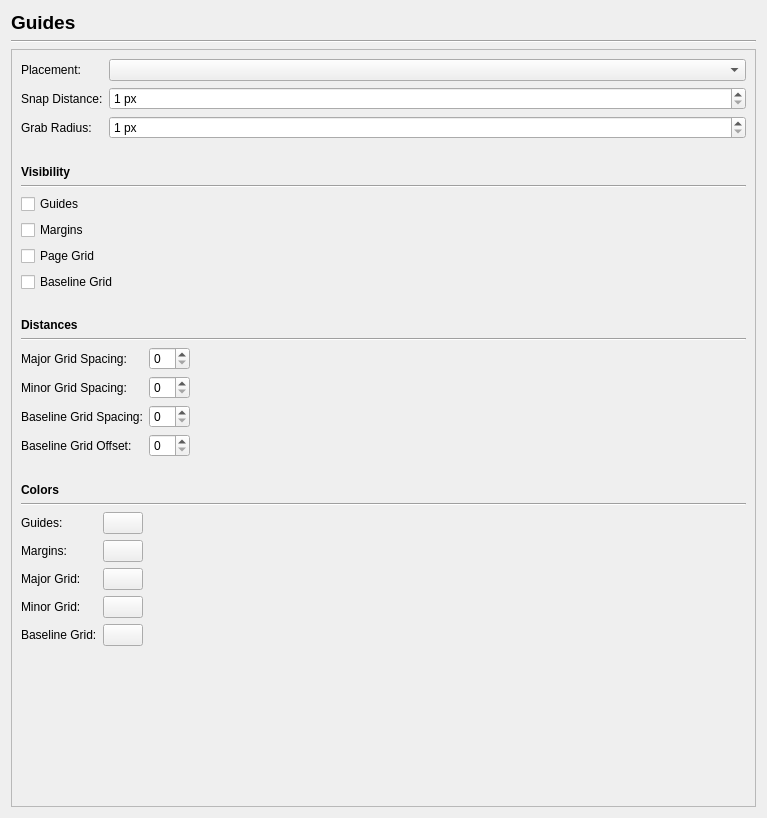
Old version of the form scribus/ui/prefs_guidesbase.ui in the repository scribusproject/scribus.
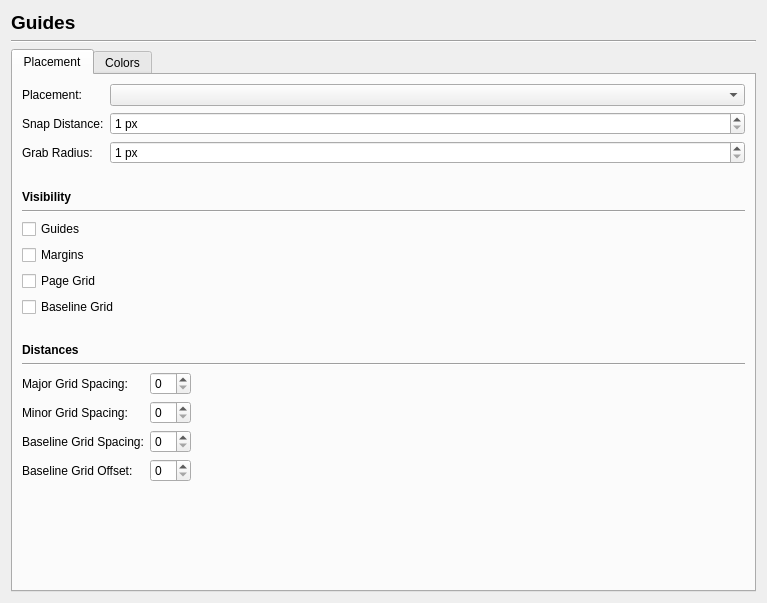
New version of the form. Custom widgets are drawn as their Qt base class.

Commit message: Adjust include style as the types are directly used, and bump revision for sync issue

The edit to the form file:
```diff
--- a/scribus/ui/prefs_guidesbase.ui
+++ b/scribus/ui/prefs_guidesbase.ui
@@ -7,13 +7,13 @@
     <x>0</x>
     <y>0</y>
     <width>767</width>
-    <height>818</height>
+    <height>603</height>
    </rect>
   </property>
   <property name="windowTitle">
    <string>Form</string>
   </property>
-  <layout class="QVBoxLayout" name="verticalLayout_3">
+  <layout class="QVBoxLayout" name="verticalLayout_2">
    <item>
     <widget class="QLabel" name="label">
      <property name="font">
@@ -36,24 +36,19 @@
     </widget>
    </item>
    <item>
-    <widget class="QScrollArea" name="scrollArea">
-     <property name="widgetResizable">
-      <bool>true</bool>
+    <widget class="QTabWidget" name="tabWidget">
+     <property name="currentIndex">
+      <number>0</number>
      </property>
-     <widget class="QWidget" name="scrollAreaWidgetContents">
-      <property name="geometry">
-       <rect>
-        <x>0</x>
-        <y>0</y>
-        <width>724</width>
-        <height>754</height>
-       </rect>
-      </property>
+     <widget class="QWidget" name="tab">
+      <attribute name="title">
+       <string>Placement</string>
+      </attribute>
       <layout class="QVBoxLayout" name="verticalLayout">
        <item>
         <layout class="QFormLayout" name="formLayout">
          <property name="formAlignment">
-          <set>Qt::AlignLeading|Qt::AlignLeft|Qt::AlignTop</set>
+          <set>Qt::AlignHCenter|Qt::AlignTop</set>
          </property>
          <item row="0" column="0">
           <widget class="QLabel" name="label_2">
@@ -151,35 +146,29 @@
         </widget>
        </item>
        <item>
-        <layout class="QFormLayout" name="formLayout_4">
-         <property name="labelAlignment">
-          <set>Qt::AlignLeading|Qt::AlignLeft|Qt::AlignVCenter</set>
-         </property>
-         <property name="formAlignment">
-          <set>Qt::AlignLeading|Qt::AlignLeft|Qt::AlignTop</set>
-         </property>
-         <item row="0" column="0">
+        <layout class="QVBoxLayout" name="verticalLayout_3">
+         <item>
           <widget class="QCheckBox" name="visibilityGuidesCheckBox">
            <property name="text">
             <string>Guides</string>
            </property>
           </widget>
          </item>
-         <item row="1" column="0">
+         <item>
           <widget class="QCheckBox" name="visibilityMarginsCheckBox">
            <property name="text">
             <string>Margins</string>
            </property>
           </widget>
          </item>
-         <item row="2" column="0">
+         <item>
           <widget class="QCheckBox" name="visibilityGridCheckBox">
            <property name="text">
             <string>Page Grid</string>
            </property>
           </widget>
          </item>
-         <item row="3" column="0">
+         <item>
           <widget class="QCheckBox" name="visibilityBaselineGridCheckBox">
            <property name="text">
             <string>Baseline Grid</string>
@@ -225,8 +214,6 @@
         </widget>
        </item>
        <item>
-        <layout class="QHBoxLayout" name="horizontalLayout_4">
-         <item>
           <layout class="QFormLayout" name="formLayout_3">
            <property name="fieldGrowthPolicy">
             <enum>QFormLayout::FieldsStayAtSizeHint</enum>
@@ -274,58 +261,25 @@
           </layout>
          </item>
          <item>
-          <spacer name="horizontalSpacer_4">
-           <property name="orientation">
-            <enum>Qt::Horizontal</enum>
-           </property>
-           <property name="sizeHint" stdset="0">
-            <size>
-             <width>40</width>
-             <height>20</height>
-            </size>
-           </property>
-          </spacer>
-         </item>
-        </layout>
-       </item>
-       <item>
-        <spacer name="verticalSpacer_4">
+        <spacer name="verticalSpacer">
          <property name="orientation">
           <enum>Qt::Vertical</enum>
          </property>
-         <property name="sizeType">
-          <enum>QSizePolicy::Fixed</enum>
-         </property>
          <property name="sizeHint" stdset="0">
           <size>
            <width>20</width>
-           <height>20</height>
+           <height>31</height>
           </size>
          </property>
         </spacer>
        </item>
-       <item>
-        <widget class="QLabel" name="label_6">
-         <property name="font">
-          <font>
-           <weight>75</weight>
-           <bold>true</bold>
-          </font>
-         </property>
-         <property name="text">
+      </layout>
+     </widget>
+     <widget class="QWidget" name="tabColors">
+      <attribute name="title">
           <string>Colors</string>
-         </property>
-        </widget>
-       </item>
-       <item>
-        <widget class="Line" name="line_4">
-         <property name="orientation">
-          <enum>Qt::Horizontal</enum>
-         </property>
-        </widget>
-       </item>
-       <item>
-        <layout class="QHBoxLayout" name="horizontalLayout">
+      </attribute>
+      <layout class="QVBoxLayout" name="verticalLayout_4">
          <item>
           <layout class="QFormLayout" name="formLayout_2">
            <property name="fieldGrowthPolicy">
@@ -403,47 +357,7 @@
            </item>
           </layout>
          </item>
-         <item>
-          <spacer name="horizontalSpacer_3">
-           <property name="orientation">
-            <enum>Qt::Horizontal</enum>
-           </property>
-           <property name="sizeHint" stdset="0">
-            <size>
-             <width>642</width>
-             <height>20</height>
-            </size>
-           </property>
-          </spacer>
-         </item>
-        </layout>
-       </item>
-       <item>
-        <spacer name="verticalSpacer">
-         <property name="orientation">
-          <enum>Qt::Vertical</enum>
-         </property>
-         <property name="sizeHint" stdset="0">
-          <size>
-           <width>20</width>
-           <height>28</height>
-          </size>
-         </property>
-        </spacer>
-       </item>
-      </layout>
-      <zorder>line_2</zorder>
-      <zorder>line_3</zorder>
-      <zorder>label_5</zorder>
-      <zorder>verticalSpacer</zorder>
-      <zorder>verticalSpacer_2</zorder>
-      <zorder>verticalSpacer_3</zorder>
-      <zorder>verticalSpacer_4</zorder>
-      <zorder>line_4</zorder>
-      <zorder>label_7</zorder>
-      <zorder>label_6</zorder>
-      <zorder></zorder>
-      <zorder></zorder>
+      </layout>
      </widget>
     </widget>
    </item>
```
Lines whose indentation alone changed are shown as unchanged. The commit also changes 6 other files.
